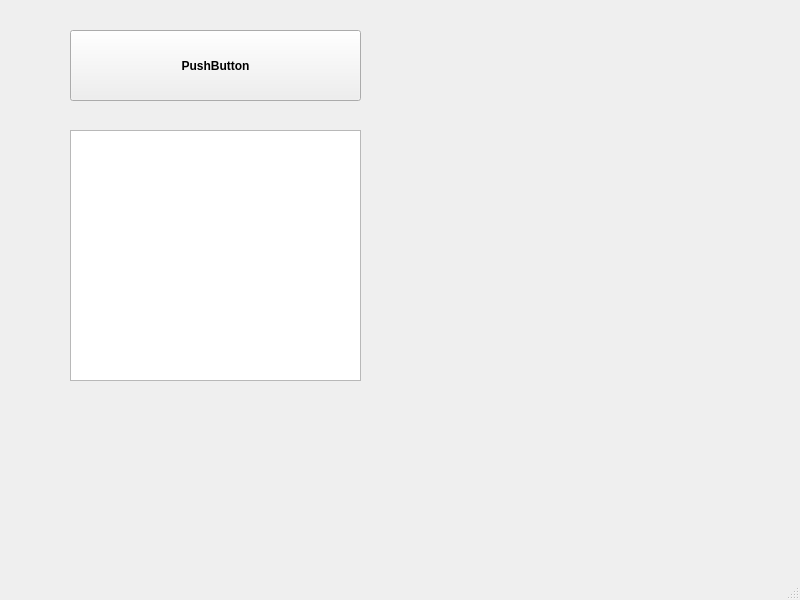
Before: the Qt Designer form Qt/http_get/QT_HTTP/mainwindow.ui in jjauhiai/Opetus-2023, drawn with Qt 5.
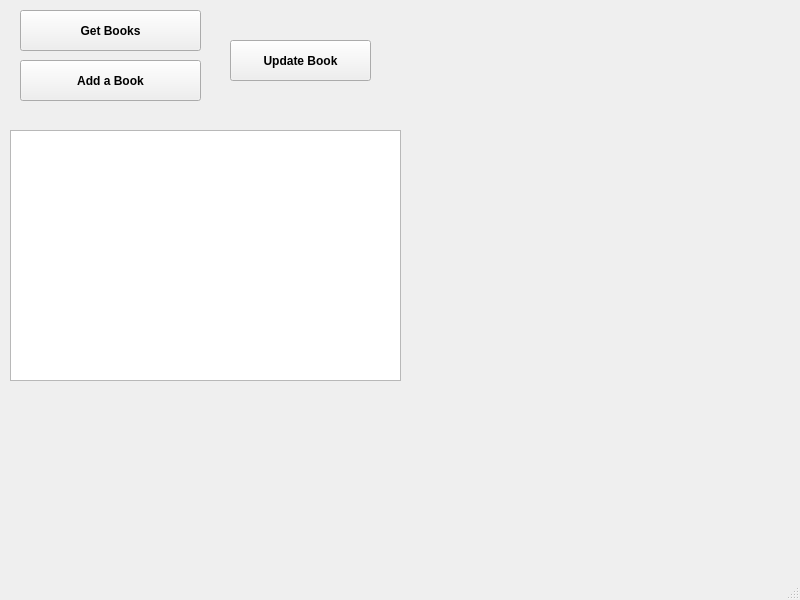
After: the same form once the commit is applied.

Commit message: Qt http get, post, put

Patch:
```diff
--- a/Qt/http_get/QT_HTTP/mainwindow.ui
+++ b/Qt/http_get/QT_HTTP/mainwindow.ui
@@ -17,10 +17,10 @@
    <widget class="QPushButton" name="btnShowBooks">
     <property name="geometry">
      <rect>
-      <x>70</x>
-      <y>30</y>
-      <width>291</width>
-      <height>71</height>
+      <x>20</x>
+      <y>10</y>
+      <width>181</width>
+      <height>41</height>
      </rect>
     </property>
     <property name="font">
@@ -29,19 +29,55 @@
      </font>
     </property>
     <property name="text">
-     <string>PushButton</string>
+     <string>Get Books</string>
     </property>
    </widget>
    <widget class="QTextEdit" name="textBooks">
     <property name="geometry">
      <rect>
-      <x>70</x>
+      <x>10</x>
       <y>130</y>
-      <width>291</width>
+      <width>391</width>
       <height>251</height>
      </rect>
     </property>
    </widget>
+   <widget class="QPushButton" name="btnAddBook">
+    <property name="geometry">
+     <rect>
+      <x>20</x>
+      <y>60</y>
+      <width>181</width>
+      <height>41</height>
+     </rect>
+    </property>
+    <property name="font">
+     <font>
+      <bold>true</bold>
+     </font>
+    </property>
+    <property name="text">
+     <string>Add a Book</string>
+    </property>
+   </widget>
+   <widget class="QPushButton" name="btnUpdateBook">
+    <property name="geometry">
+     <rect>
+      <x>230</x>
+      <y>40</y>
+      <width>141</width>
+      <height>41</height>
+     </rect>
+    </property>
+    <property name="font">
+     <font>
+      <bold>true</bold>
+     </font>
+    </property>
+    <property name="text">
+     <string>Update Book</string>
+    </property>
+   </widget>
   </widget>
   <widget class="QMenuBar" name="menubar">
    <property name="geometry">
```
The commit also changes 2 other files.
